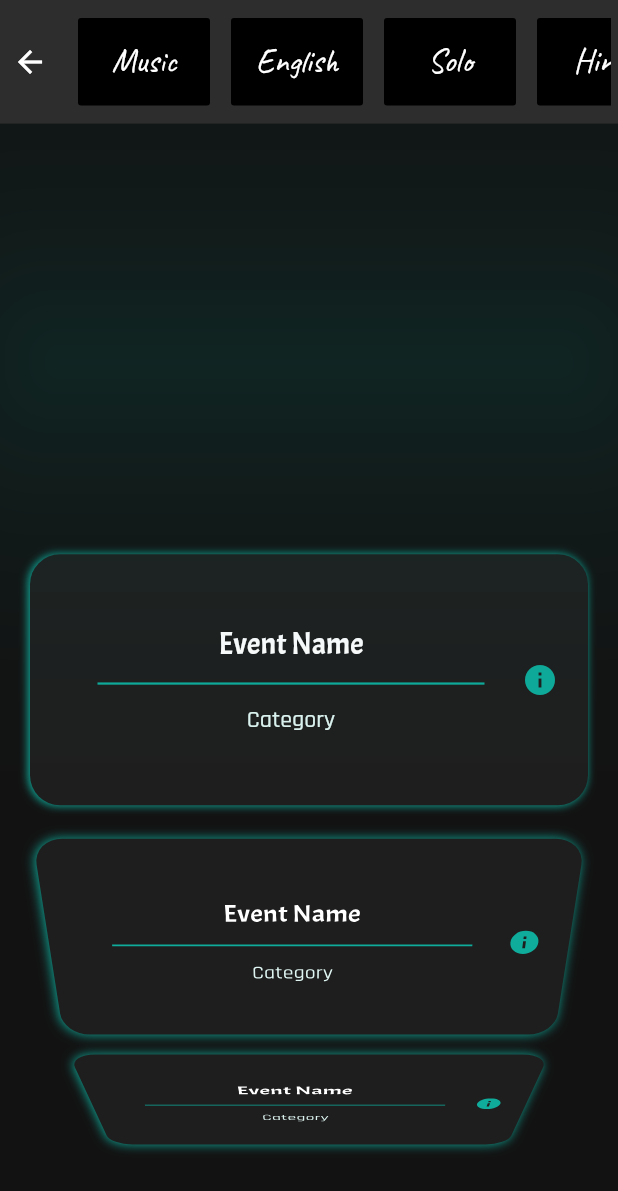
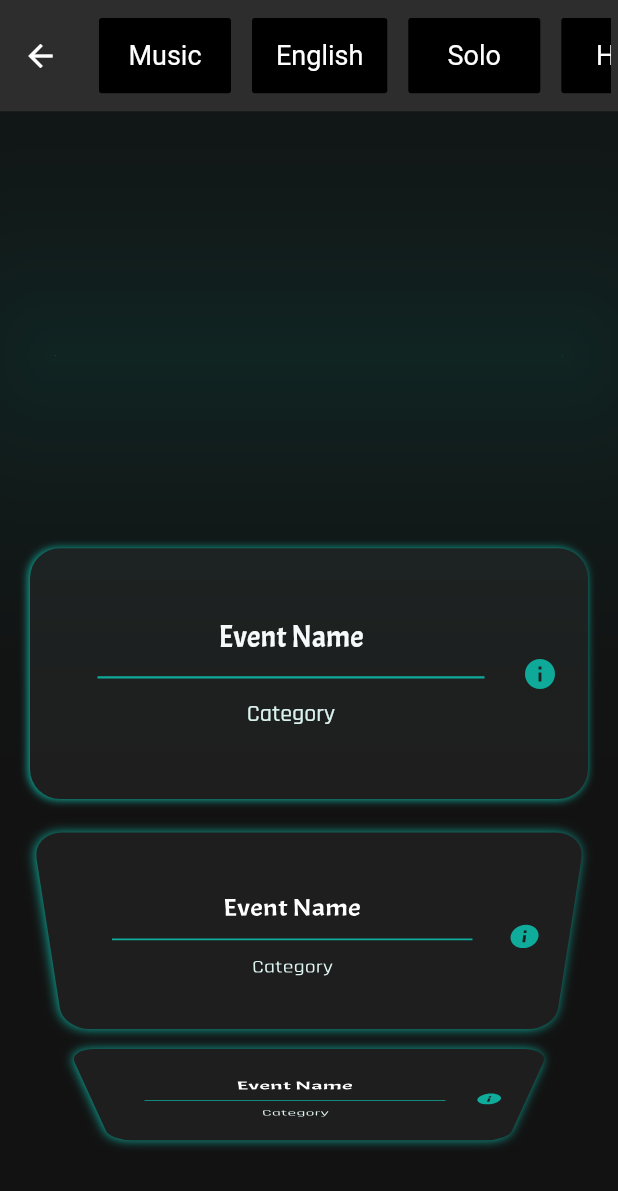
Before and after one commit to sonalika2001/Events-Page, a Flutter app: the screen it shows after launch, on a phone screen of 412 x 824 dp. Shown: the top 1191 px of the screen. Run offline on Flutter 3.47's test engine with Material 2 defaults, Android fonts, the phone set to English and light mode, and no system bars; Roboto replaces fonts that are missing (Orbitron).

Commit message:
formatted text

```diff
--- a/lib/constants.dart
+++ b/lib/constants.dart
@@ -1,9 +1,9 @@
 import 'package:flutter/material.dart';
 
 const kFilterTextStyle = TextStyle(
-  fontSize: 22,
-  fontFamily: 'Caveat',
-  fontWeight: FontWeight.w200,
+  fontSize: 18,
+  fontFamily: 'Orbitron',
+  fontWeight: FontWeight.w400,
 );
 
 const kEventTextStyle = TextStyle(
--- a/lib/events_screen.dart
+++ b/lib/events_screen.dart
@@ -14,11 +14,11 @@ class EventsScreen extends StatelessWidget {
       appBar: AppBar(
         elevation: 100,
         shadowColor: kShadowColor,
-        toolbarHeight: 0.1 * MediaQuery.of(context).size.height,
+        toolbarHeight: 0.09 * MediaQuery.of(context).size.height,
         backgroundColor: kDarkThemeContrast1,
         actions: [
           Padding(
-            padding: const EdgeInsets.all(8.0),
+            padding: const EdgeInsets.symmetric(horizontal:15.0),
             child: GestureDetector(
               child: Icon(
                 Icons.arrow_back,
--- a/lib/widgets/events_list.dart
+++ b/lib/widgets/events_list.dart
@@ -7,7 +7,6 @@ class EventsList extends StatelessWidget {
     return ListWheelScrollView(
       itemExtent: 0.22 * MediaQuery.of(context).size.height,
       diameterRatio: 2,
-
       children: <Widget>[
         EventsButton(eventName: 'Event Name', eventCategory: 'Category'),
         EventsButton(eventName: 'Event Name', eventCategory: 'Category'),
--- a/lib/widgets/filter_button.dart
+++ b/lib/widgets/filter_button.dart
@@ -20,9 +20,11 @@ class _FilterButtonState extends State<FilterButton> {
             isSelected = !isSelected;
           });
         },
-        child: Text(
-          widget.text,
-          style: kFilterTextStyle,
+        child: Center(
+          child: Text(
+            widget.text,
+            style: kFilterTextStyle,
+          ),
         ),
         textColor: isSelected ? Colors.black : kTextColor,
         color: isSelected ? kShadowColor : Colors.black,
```
